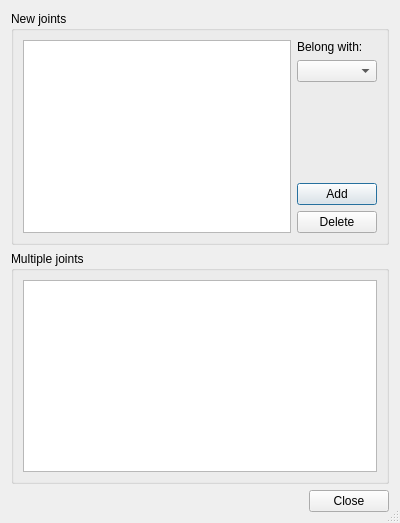
This is core/synthesis/Collections/TriangularIteration_dialog/customs.ui in KmolYuan/Pyslvs-UI as Qt 5 draws it before an edit. The edited form follows.
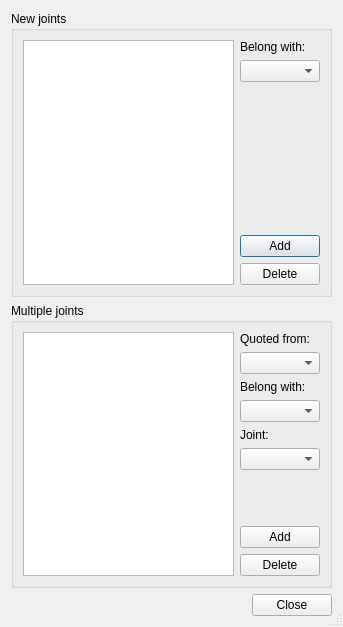
This is the edited form. Icons and pictures are not drawn.

Commit message: Multiple joints rules.

```diff
--- a/core/synthesis/Collections/TriangularIteration_dialog/customs.ui
+++ b/core/synthesis/Collections/TriangularIteration_dialog/customs.ui
@@ -6,10 +6,16 @@
    <rect>
     <x>0</x>
     <y>0</y>
-    <width>400</width>
-    <height>523</height>
+    <width>343</width>
+    <height>627</height>
    </rect>
   </property>
+  <property name="minimumSize">
+   <size>
+    <width>343</width>
+    <height>627</height>
+   </size>
+  </property>
   <property name="windowTitle">
    <string>Custom joints</string>
   </property>
@@ -19,7 +25,7 @@
   <property name="modal">
    <bool>true</bool>
   </property>
-  <layout class="QVBoxLayout" name="verticalLayout_2">
+  <layout class="QVBoxLayout" name="verticalLayout_3">
    <item>
     <widget class="QGroupBox" name="new_group">
      <property name="title">
@@ -86,6 +92,71 @@
       <item>
        <widget class="QListWidget" name="multiple_list"/>
       </item>
+      <item>
+       <layout class="QVBoxLayout" name="verticalLayout_2">
+        <item>
+         <widget class="QLabel" name="quote_choose_label">
+          <property name="text">
+           <string>Quoted from:</string>
+          </property>
+         </widget>
+        </item>
+        <item>
+         <widget class="QComboBox" name="quote_choose"/>
+        </item>
+        <item>
+         <widget class="QLabel" name="quote_link_choose_label">
+          <property name="text">
+           <string>Belong with:</string>
+          </property>
+         </widget>
+        </item>
+        <item>
+         <widget class="QComboBox" name="quote_link_choose"/>
+        </item>
+        <item>
+         <widget class="QLabel" name="joint_choose_label">
+          <property name="text">
+           <string>Joint:</string>
+          </property>
+         </widget>
+        </item>
+        <item>
+         <widget class="QComboBox" name="joint_choose"/>
+        </item>
+        <item>
+         <spacer name="verticalSpacer_2">
+          <property name="orientation">
+           <enum>Qt::Vertical</enum>
+          </property>
+          <property name="sizeHint" stdset="0">
+           <size>
+            <width>20</width>
+            <height>40</height>
+           </size>
+          </property>
+         </spacer>
+        </item>
+        <item>
+         <widget class="QPushButton" name="add_mj_button">
+          <property name="text">
+           <string>Add</string>
+          </property>
+         </widget>
+        </item>
+        <item>
+         <widget class="QPushButton" name="delete_mj_button">
+          <property name="text">
+           <string>Delete</string>
+          </property>
+          <property name="icon">
+           <iconset resource="../../../../icons.qrc">
+            <normaloff>:/icons/delete.png</normaloff>:/icons/delete.png</iconset>
+          </property>
+         </widget>
+        </item>
+       </layout>
+      </item>
      </layout>
     </widget>
    </item>
```
Left out of the diff: 6 changed lines with no effect on the pictures. The commit also changes 7 other files.
